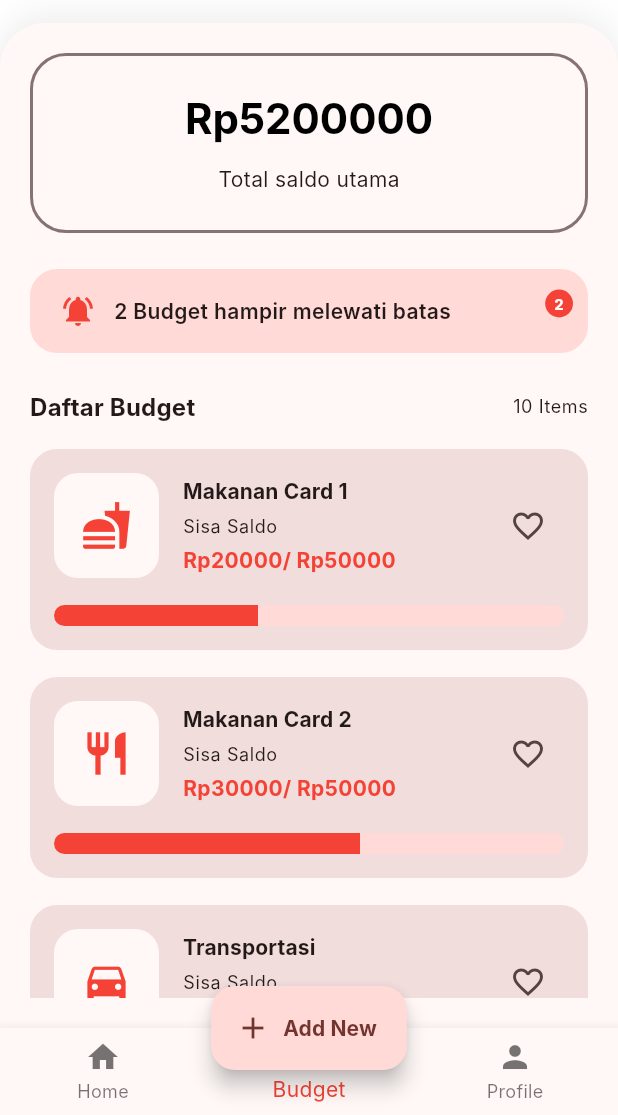
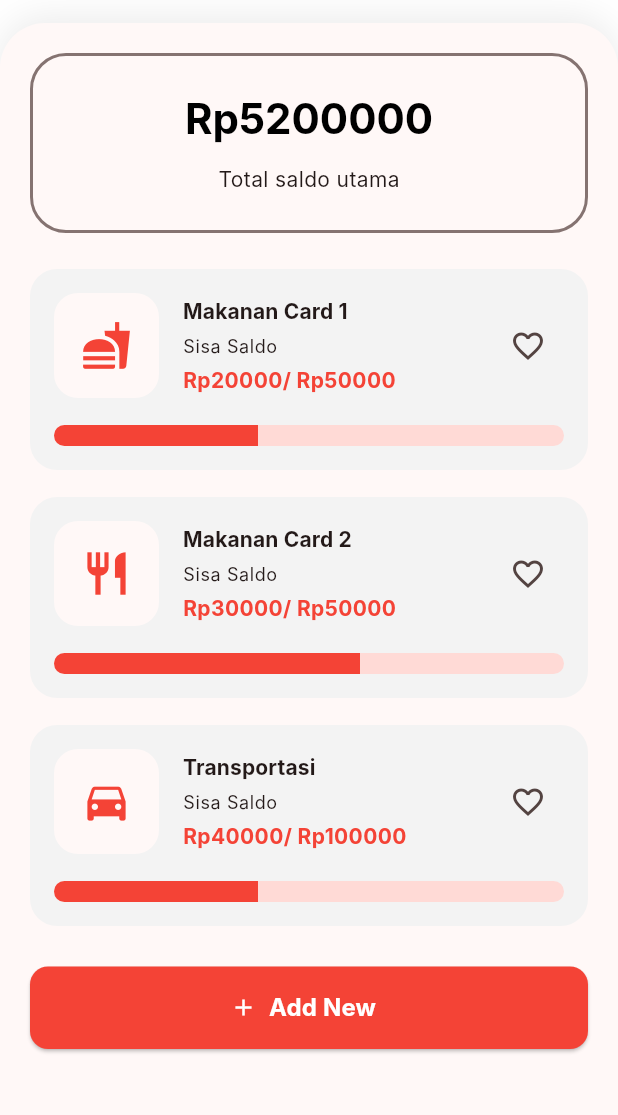
Before and after one commit to Yannn18/aturaja, a Flutter app: the BudgetingScreen screen opened directly, on a phone screen of 412 x 824 dp, the part 121-1236 px from its top. Run offline on Flutter 3.47's test engine with Material 3 defaults, Android fonts, the phone set to English and light mode, and no system bars; Roboto replaces fonts that are missing (Inter).

Commit message:
create budgeting page

```diff
--- a/lib/core/theme/app_theme.dart
+++ b/lib/core/theme/app_theme.dart
@@ -56,6 +56,26 @@ class AppTheme {
           ),
         ),
       ),
+      cardTheme: CardThemeData(
+        color: const Color(0xFFF3F3F3),
+
+        elevation: 0,
+
+        shape: RoundedRectangleBorder(
+          borderRadius: BorderRadius.circular(18),
+        ),
+
+        margin: const EdgeInsets.only(bottom: 18),
+      ),
+
+      // ===========================
+      // FAB THEME
+      // ===========================
+      floatingActionButtonTheme:
+          const FloatingActionButtonThemeData(
+        backgroundColor: AppColors.brandRed,
+        foregroundColor: Colors.white,
+      ),
     );
   }
 }
--- a/lib/main.dart
+++ b/lib/main.dart
@@ -1,4 +1,5 @@
 import 'package:aturaja/ui/screens/app.dart';
+import 'package:aturaja/ui/screens/budgeting/budgeting_screen.dart';
 import 'package:aturaja/ui/screens/history/history_screen.dart';
 import 'package:flutter/material.dart';
 import 'core/theme/app_theme.dart';
@@ -23,6 +24,7 @@ class MyApp extends StatelessWidget {
         '/login' : (context) => const LoginScreen(),
         '/home': (context) => const App(),
         '/history': (context) => const HistoryScreen(),
+        '/budgeting': (context) => const BudgetingScreen()
       },
     );
   }
--- a/lib/ui/screens/Budgeting/Budgeting.dart
+++ b/lib/ui/screens/budgeting/budgeting_screen.dart
@@ -54,41 +54,6 @@ final List<BudgetItem> allBudgets = [
     totalBudget: 350000,
     icon: Icons.wifi,
   ),
-  BudgetItem(
-    id: '6',
-    title: 'Listrik',
-    usedBudget: 180000,
-    totalBudget: 300000,
-    icon: Icons.electrical_services,
-  ),
-  BudgetItem(
-    id: '7',
-    title: 'Hiburan',
-    usedBudget: 50000,
-    totalBudget: 120000,
-    icon: Icons.movie,
-  ),
-  BudgetItem(
-    id: '8',
-    title: 'Kesehatan',
-    usedBudget: 70000,
-    totalBudget: 100000,
-    icon: Icons.medical_services,
-  ),
-  BudgetItem(
-    id: '9',
-    title: 'Ojek Online',
-    usedBudget: 25000,
-    totalBudget: 70000,
-    icon: Icons.two_wheeler,
-  ),
-  BudgetItem(
-    id: '10',
-    title: 'E-Wallet',
-    usedBudget: 50000,
-    totalBudget: 150000,
-    icon: Icons.account_balance_wallet,
-  ),
 ];
 
 class BudgetingScreen extends StatefulWidget {
@@ -113,44 +78,6 @@ class _BudgetingScreenState extends State<BudgetingScreen> {
       backgroundColor: theme.scaffoldBackgroundColor,
 
       // FAB Thumb Zone
-      floatingActionButton: FloatingActionButton.extended(
-        onPressed: () {
-          showDialog(
-            context: context,
-            builder: (context) => const AddBudgetDialog(),
-          );
-        },
-        icon: const Icon(Icons.add),
-        label: const Text("Add New"),
-      ),
-
-      floatingActionButtonLocation:
-          FloatingActionButtonLocation.centerDocked,
-
-      // Bottom Navigation
-      bottomNavigationBar: BottomNavigationBar(
-        currentIndex: selectedIndex,
-        onTap: (value) {
-          setState(() {
-            selectedIndex = value;
-          });
-        },
-        items: const [
-          BottomNavigationBarItem(
-            icon: Icon(Icons.home),
-            label: 'Home',
-          ),
-          BottomNavigationBarItem(
-            icon: Icon(Icons.wallet),
-            label: 'Budget',
-          ),
-          BottomNavigationBarItem(
-            icon: Icon(Icons.person),
-            label: 'Profile',
-          ),
-        ],
-      ),
-
       body: SafeArea(
         child: Column(
           children: [
@@ -240,88 +167,11 @@ class _BudgetingScreenState extends State<BudgetingScreen> {
 
                     const SizedBox(height: 24),
 
-                    // STACK + POSITIONED
-                    Stack(
-                      children: [
-                        Container(
-                          width: double.infinity,
-                          padding: const EdgeInsets.symmetric(
-                            horizontal: 20,
-                            vertical: 16,
-                          ),
-                          decoration: BoxDecoration(
-                            color: colorScheme.primaryContainer,
-                            borderRadius: BorderRadius.circular(18),
-                          ),
-
-                          child: Row(
-                            children: [
-                              Icon(
-                                Icons.notifications_active,
-                                color: colorScheme.primary,
-                              ),
-
-                              const SizedBox(width: 12),
-
-                              Expanded(
-                                child: Text(
-                                  '2 Budget hampir melewati batas',
-                                  style: textTheme.bodyMedium?.copyWith(
-                                    fontWeight: FontWeight.w600,
-                                  ),
-                                ),
-                              ),
-                            ],
-                          ),
-                        ),
-
-                        Positioned(
-                          top: 10,
-                          right: 10,
-                          child: Container(
-                            padding: const EdgeInsets.all(6),
-                            decoration: const BoxDecoration(
-                              color: Colors.red,
-                              shape: BoxShape.circle,
-                            ),
-                            child: const Text(
-                              '2',
-                              style: TextStyle(
-                                color: Colors.white,
-                                fontSize: 10,
-                                fontWeight: FontWeight.bold,
-                              ),
-                            ),
-                          ),
-                        ),
-                      ],
-                    ),
-
-                    const SizedBox(height: 24),
-
-                    // LIST TITLE
-                    Row(
-                      mainAxisAlignment:
-                          MainAxisAlignment.spaceBetween,
-                      children: [
-                        Text(
-                          'Daftar Budget',
-                          style: textTheme.titleMedium?.copyWith(
-                            fontWeight: FontWeight.bold,
-                          ),
-                        ),
-
-                        Text(
-                          '${allBudgets.length} Items',
-                          style: textTheme.bodySmall,
-                        ),
-                      ],
-                    ),
-
-                    const SizedBox(height: 16),
-
                     // DYNAMIC LIST
-                    Expanded(
+                    // ===========================
+                    // LIST BUDGET
+                    // ===========================
+                    Flexible(
                       child: ListView.builder(
                         itemCount: allBudgets.length,
                         itemBuilder: (context, index) {
@@ -329,6 +179,42 @@ class _BudgetingScreenState extends State<BudgetingScreen> {
 
                           return BudgetCard(item: item);
                         },
+                      ),
+                    ),
+
+                    // ===========================
+                    // ADD NEW BUTTON
+                    // Ikut scroll bersama content
+                    // ===========================
+                    Padding(
+                      padding: const EdgeInsets.only(
+                        top: 12,
+                        bottom: 24,
+                      ),
+
+                      child: SizedBox(
+                        width: double.infinity,
+                        height: 55,
+
+                        child: ElevatedButton.icon(
+                          onPressed: () {
+                            showDialog(
+                              context: context,
+                              builder: (context) =>
+                                  const AddBudgetDialog(),
+                            );
+                          },
+
+                          icon: const Icon(Icons.add),
+
+                          label: const Text(
+                            'Add New',
+                            style: TextStyle(
+                              fontWeight: FontWeight.bold,
+                              fontSize: 16,
+                            ),
+                          ),
+                        ),
                       ),
                     ),
                   ],
@@ -363,14 +249,9 @@ class _BudgetCardState extends State<BudgetCard> {
     final colorScheme = theme.colorScheme;
     final textTheme = theme.textTheme;
 
-    return Container(
-      margin: const EdgeInsets.only(bottom: 18),
-      padding: const EdgeInsets.all(16),
-
-      decoration: BoxDecoration(
-        color: colorScheme.surfaceContainerHighest,
-        borderRadius: BorderRadius.circular(18),
-      ),
+    return Card(
+    child: Padding(
+    padding: const EdgeInsets.all(16),
 
       child: Column(
         children: [
@@ -460,9 +341,10 @@ class _BudgetCardState extends State<BudgetCard> {
             child: LinearProgressIndicator(
               minHeight: 14,
               value: widget.item.progress,
+              ),
             ),
-          ),
-        ],
+          ],
+        ),
       ),
     );
   }
--- a/lib/ui/screens/home/home_screen.dart
+++ b/lib/ui/screens/home/home_screen.dart
@@ -113,15 +113,34 @@ class HomeScreen extends StatelessWidget {
       padding: const EdgeInsets.symmetric(horizontal: 24.0),
       child: Transform.translate(
         offset: const Offset(0, -15),
+          // Membuat tombol bisa ditekan
+      // ===========================
+      child: InkWell(
+        borderRadius: BorderRadius.circular(12),
+
+        // ===========================
+        // NAVIGATOR PUSH NAMED
+        // Routing ke halaman budgeting
+        // ===========================
+        onTap: () {
+          Navigator.pushNamed(context, '/budgeting');
+        },
+
         child: Container(
           width: double.infinity,
           height: 50,
+
           decoration: BoxDecoration(
             color: Colors.white,
             borderRadius: BorderRadius.circular(12),
+
             border: Border.all(
-              color: Theme.of(context).colorScheme.onSurface.withAlpha((0.1 * 255).round()),
+              color: Theme.of(context)
+                  .colorScheme
+                  .onSurface
+                  .withAlpha((0.1 * 255).round()),
             ),
+
             boxShadow: [
               BoxShadow(
                 color: Colors.black.withAlpha((0.05 * 255).round()),
@@ -130,6 +149,7 @@ class HomeScreen extends StatelessWidget {
               ),
             ],
           ),
+
           child: Center(
             child: Text(
               'Budgeting',
@@ -142,8 +162,9 @@ class HomeScreen extends StatelessWidget {
           ),
         ),
       ),
-    );
-  }
+    ),
+  );
+}
 
   Widget _buildQuickActions(BuildContext context) {
     return Padding(
```
